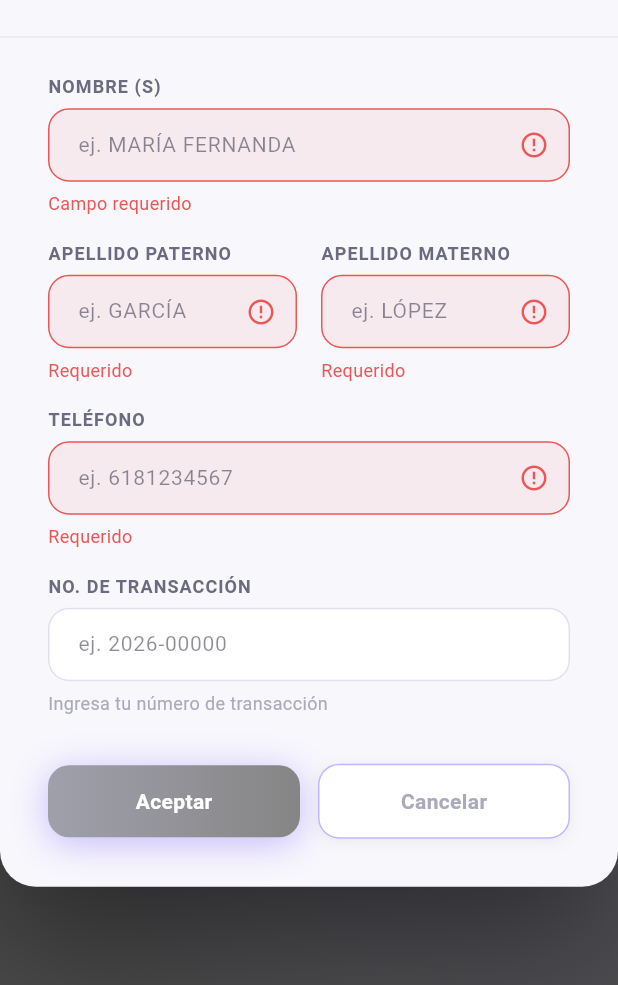
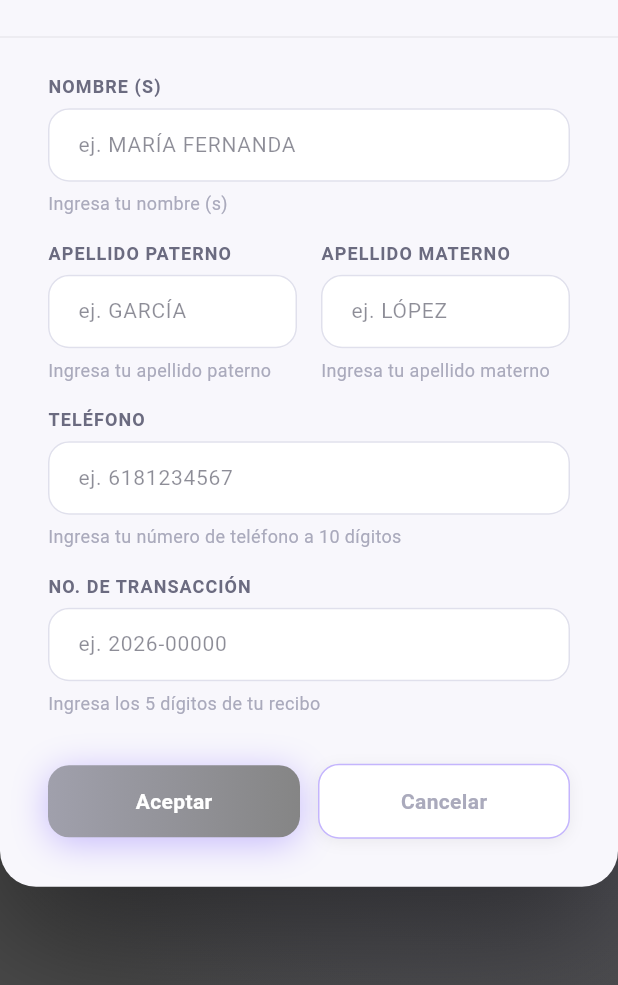
Before and after one commit to Sergio-GLR/flutter_formulario_rifa, a Flutter app: the screen it shows after launch, after a tap on "Aceptar", after a tap on "Cancelar", on a phone screen of 412 x 824 dp, the part 251-1236 px from its top. Run offline on Flutter 3.47's test engine with Material 3 defaults, Android fonts, the light colour scheme and no system bars; our stand-ins replace flutter_dotenv, supabase_flutter; accounts and stored records are empty; Roboto replaces fonts that are missing (Plus Jakarta Sans).

Commit message:
Mejoras en la validación de campos y gestión del foco en el formulario, incluyendo mensajes de error específicos y formato de transacción.

```diff
--- a/lib/screens/formulario_screen.dart
+++ b/lib/screens/formulario_screen.dart
@@ -29,6 +29,23 @@
   final _telefonoCtrl = TextEditingController();
   final _transaccionCtrl = TextEditingController();
 
+  late FocusNode _transaccionFocus;
+
+  @override
+  void initState() {
+    super.initState();
+    _transaccionFocus = FocusNode();
+    _transaccionFocus.addListener(() {
+      setState(() {});
+    });
+  }
+
+  @override
+  void dispose() {
+    _transaccionFocus.dispose();
+    super.dispose();
+  }
+
   final _apiService = ApiMunicipioService();
   final _supabaseService = SupabaseService();
 
@@ -38,10 +55,20 @@
     // Evaluamos qué campos están vacíos y actualizamos la UI
     setState(() {
       _errorNombre = _nombreCtrl.text.isEmpty ? 'Campo requerido' : null;
-      _errorPaterno = _apellidoPaternoCtrl.text.isEmpty ? 'Requerido' : null;
-      _errorMaterno = _apellidoMaternoCtrl.text.isEmpty ? 'Requerido' : null;
-      _errorTelefono = _telefonoCtrl.text.isEmpty ? 'Requerido' : null;
-      _errorTransaccion = _transaccionCtrl.text.isEmpty ? 'Requerido' : null;
+      _errorPaterno = _apellidoPaternoCtrl.text.isEmpty
+          ? 'Campo Requerido'
+          : null;
+      _errorMaterno = _apellidoMaternoCtrl.text.isEmpty
+          ? 'Campo Requerido'
+          : null;
+
+      // Hacemos una validacion para exigir la longitud completa
+      _errorTelefono = _telefonoCtrl.text.length < 10
+          ? 'Debe contener 10 dígitos'
+          : null;
+      _errorTransaccion = _transaccionCtrl.text.length < 5
+          ? 'Faltan dígitos'
+          : null;
     });
 
     // Si alguno tiene error, detenemos el proceso
@@ -57,9 +84,9 @@
     setState(() => _currentState = FormStatus.validandoApi);
 
     try {
-      final datos = await _apiService.validarTransaccion(
-        _transaccionCtrl.text.trim(),
-      );
+      final transaccionCompleta =
+          '${DateTime.now().year}-${_transaccionCtrl.text.trim()}';
+      final datos = await _apiService.validarTransaccion(transaccionCompleta);
       setState(() {
         _datosPredio = datos;
         _currentState = FormStatus.confirmacion;
@@ -73,7 +100,6 @@
     }
   }
 
-  // cambie el AlertDialog por defecto por un Dialog personalizado que iguala al Figma
   Future<void> _mostrarModalConfirmacion() async {
     return showDialog<void>(
       context: context,
@@ -101,7 +127,7 @@
               mainAxisSize: MainAxisSize.min,
               children: [
                 Text(
-                  'NO. DE TRANSACCIÓN: ${_transaccionCtrl.text}\nDIRECCIÓN: ${_datosPredio['direccion'] ?? 'No disponible'}',
+                  'NO. DE TRANSACCIÓN: ${DateTime.now().year}-${_transaccionCtrl.text}\nDIRECCIÓN: ${_datosPredio['direccion'] ?? 'No disponible'}',
                   textAlign: TextAlign.center,
                   style: const TextStyle(
                     color: Color(0xFF4A4A4A),
@@ -148,8 +174,11 @@
     setState(() => _currentState = FormStatus.guardando);
 
     try {
+      final transaccionCompleta =
+          '${DateTime.now().year}-${_transaccionCtrl.text.trim()}';
+
       final response = await _supabaseService.registrarBoleto(
-        transaccion: _transaccionCtrl.text.trim(),
+        transaccion: transaccionCompleta,
         nombre: _nombreCtrl.text.trim(),
         apellidoPaterno: _apellidoPaternoCtrl.text.trim(),
         apellidoMaterno: _apellidoMaternoCtrl.text.trim(),
@@ -189,6 +218,10 @@
     _transaccionCtrl.clear();
     setState(() {
       _currentState = FormStatus.capturaInicial;
+      _errorNombre = null;
+      _errorPaterno = null;
+      _errorMaterno = null;
+      _errorTelefono = null;
       _errorTransaccion = null;
     });
   }
@@ -200,7 +233,6 @@
         _currentState == FormStatus.guardando;
 
     return Scaffold(
-      // csmbie el gradiente radial de fondo para que se vea como en figma
       body: Container(
         width: double.infinity,
         height: double.infinity,
@@ -214,7 +246,6 @@
         child: Stack(
           alignment: Alignment.center,
           children: [
-            // destello suave de fondo
             Opacity(
               opacity: 0.03,
               child: Container(
@@ -240,7 +271,6 @@
   }
 
   Widget _buildBoletoExito() {
-    // implemente la tarjeta de exito con el diseño moradito claro
     return Container(
       width: 407,
       padding: const EdgeInsets.only(top: 40, bottom: 22, left: 32, right: 32),
@@ -256,7 +286,7 @@
             width: 64,
             height: 64,
             decoration: const BoxDecoration(
-              color: Colors.green, //color de la palomita
+              color: Colors.green,
               shape: BoxShape.circle,
             ),
             child: const Icon(Icons.check, color: Colors.white, size: 40),
@@ -283,18 +313,6 @@
             ),
           ),
           const SizedBox(height: 32),
-          // imagen del ticket (placeholder) para cambiarla despues
-          // Container(
-          //   width: 187,
-          //   height: 107,
-          //   decoration: const BoxDecoration(
-          //     image: DecorationImage(
-          //       image: NetworkImage("https://placehold.co/187x107"),
-          //       fit: BoxFit.cover,
-          //     ),
-          //   ),
-          // ),
-          const SizedBox(height: 32),
           Row(
             children: [
               Expanded(
@@ -308,7 +326,7 @@
                 child: _SecondaryButton(
                   text: 'Ver Resumen',
                   onPressed: () {
-                    // aqui podemos agregar la lógica para ver el resumen despues
+                    // lógica para ver el resumen despues
                   },
                 ),
               ),
@@ -341,7 +359,6 @@
           mainAxisSize: MainAxisSize.min,
           crossAxisAlignment: CrossAxisAlignment.start,
           children: [
-            // borde superior degradado
             Container(
               height: 6,
               decoration: const BoxDecoration(
@@ -354,7 +371,6 @@
                 ),
               ),
             ),
-            // header del card
             Container(
               padding: const EdgeInsets.only(
                 top: 32,
@@ -371,7 +387,6 @@
               ),
               child: Row(
                 children: [
-                  // aqui podemos cambiar el placeholder por el logo de Durango
                   Container(
                     width: 104,
                     height: 64,
@@ -411,7 +426,6 @@
                 ],
               ),
             ),
-            // contenido de los inputs
             Padding(
               padding: const EdgeInsets.symmetric(horizontal: 32, vertical: 24),
               child: Column(
@@ -425,13 +439,12 @@
                     enabled: !isCargando,
                     errorText: _errorNombre,
                     onChanged: (value) => setState(() => _errorNombre = null),
-                    textCapitalization:
-                        TextCapitalization.characters, // Teclado en mayúsculas
+                    textCapitalization: TextCapitalization.characters,
                     inputFormatters: [
                       FilteringTextInputFormatter.allow(
                         RegExp(r'[a-zA-ZáéíóúÁÉÍÓÚñÑ\s]'),
-                      ), // Bloquea números y símbolos
-                      _UpperCaseTextFormatter(), // Fuerza mayúsculas
+                      ),
+                      _UpperCaseTextFormatter(),
                     ],
                   ),
                   const SizedBox(height: 16),
@@ -495,24 +508,34 @@
                     onChanged: (value) => setState(() => _errorTelefono = null),
                   ),
                   const SizedBox(height: 16),
-
                   _CustomTextField(
                     label: 'NO. DE TRANSACCIÓN',
-                    hint: 'ej. 2026-00000',
-                    helper: 'Ingresa tu número de transacción',
+                    hint:
+                        (_transaccionFocus.hasFocus ||
+                            _transaccionCtrl.text.isNotEmpty)
+                        ? 'ej. 00000'
+                        : 'ej. ${DateTime.now().year}-00000',
+                    helper: 'Ingresa los 5 dígitos de tu recibo',
                     controller: _transaccionCtrl,
+                    focusNode: _transaccionFocus,
                     enabled: !isCargando,
                     errorText: _errorTransaccion,
                     keyboardType: TextInputType.number,
-                    inputFormatters: [_TransaccionFormatter()],
+                    prefixText:
+                        (_transaccionFocus.hasFocus ||
+                            _transaccionCtrl.text.isNotEmpty)
+                        ? '${DateTime.now().year}-'
+                        : null,
+                    inputFormatters: [
+                      FilteringTextInputFormatter.digitsOnly,
+                      LengthLimitingTextInputFormatter(5),
+                    ],
                     onChanged: (value) =>
                         setState(() => _errorTransaccion = null),
                   ),
                 ],
               ),
             ),
-
-            // Botones inferiores
             Padding(
               padding: const EdgeInsets.only(
                 top: 8,
@@ -547,7 +570,6 @@
   }
 }
 
-// aqui extraemos el textfield para no saturar de codigo el widget principal
 class _CustomTextField extends StatelessWidget {
   final String label;
   final String hint;
@@ -556,9 +578,11 @@
   final bool enabled;
   final TextInputType? keyboardType;
   final String? errorText;
-  final List<TextInputFormatter>? inputFormatters; // <-- Nueva propiedad
-  final ValueChanged<String>? onChanged; // <-- Nuevo propiedad
-  final TextCapitalization textCapitalization; // <-- Nuevo propiedad
+  final List<TextInputFormatter>? inputFormatters;
+  final ValueChanged<String>? onChanged;
+  final TextCapitalization textCapitalization;
+  final FocusNode? focusNode;
+  final String? prefixText;
 
   const _CustomTextField({
     required this.label,
@@ -568,9 +592,11 @@
     this.enabled = true,
     this.keyboardType,
     this.errorText,
-    this.inputFormatters, // <-- Se añade al constructor
-    this.onChanged, // <-- Se añade al constructor
-    this.textCapitalization = TextCapitalization.none, // <-- Valor por defecto
+    this.inputFormatters,
+    this.onChanged,
+    this.textCapitalization = TextCapitalization.none,
+    this.focusNode,
+    this.prefixText,
   });
 
   @override
@@ -593,6 +619,7 @@
         const SizedBox(height: 6),
         TextField(
           controller: controller,
+          focusNode: focusNode,
           enabled: enabled,
           keyboardType: keyboardType,
           inputFormatters: inputFormatters,
@@ -605,6 +632,13 @@
           ),
           decoration: InputDecoration(
             hintText: hint,
+            prefixText: prefixText,
+            prefixStyle: const TextStyle(
+              color: Color(0xFF1A1A2E),
+              fontSize: 14,
+              fontFamily: 'Plus Jakarta Sans',
+              fontWeight: FontWeight.w600,
+            ),
             hintStyle: const TextStyle(color: Color(0x7F1A1A2E)),
             contentPadding: const EdgeInsets.symmetric(
               horizontal: 16,
@@ -657,7 +691,6 @@
   }
 }
 
-// boton a ceptar con su gradiente
 class _PrimaryButton extends StatelessWidget {
   final String text;
   final VoidCallback onPressed;
@@ -702,7 +735,6 @@
   }
 }
 
-// boton cancelar blanco con borde
 class _SecondaryButton extends StatelessWidget {
   final String text;
   final VoidCallback onPressed;
@@ -746,34 +778,6 @@
   }
 }
 
-class _TransaccionFormatter extends TextInputFormatter {
-  @override
-  TextEditingValue formatEditUpdate(
-    TextEditingValue oldValue,
-    TextEditingValue newValue,
-  ) {
-    // Eliminamos cualquier cosa que no sea un número
-    String digits = newValue.text.replaceAll(RegExp(r'[^0-9]'), '');
-
-    // Limitamos a 9 dígitos máximo (4 del año + 5 del recibo)
-    if (digits.length > 9) {
-      digits = digits.substring(0, 9);
-    }
-
-    // Inyecta el guion automáticamente después del 4to dígito
-    String formatted = digits;
-    if (digits.length > 4) {
-      formatted = '${digits.substring(0, 4)}-${digits.substring(4)}';
-    }
-
-    return TextEditingValue(
-      text: formatted,
-      // Mantienemos el cursor al final del texto mientras escribe
-      selection: TextSelection.collapsed(offset: formatted.length),
-    );
-  }
-}
-
 class _UpperCaseTextFormatter extends TextInputFormatter {
   @override
   TextEditingValue formatEditUpdate(
```
